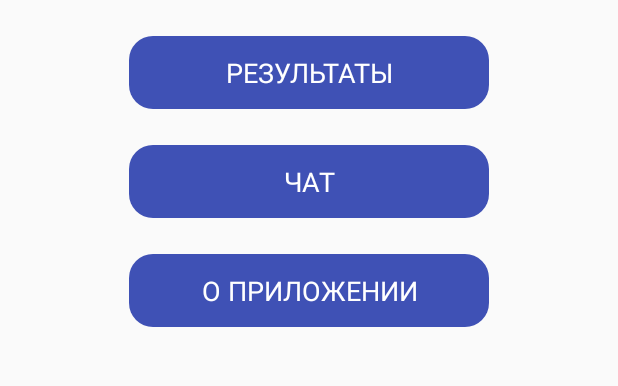
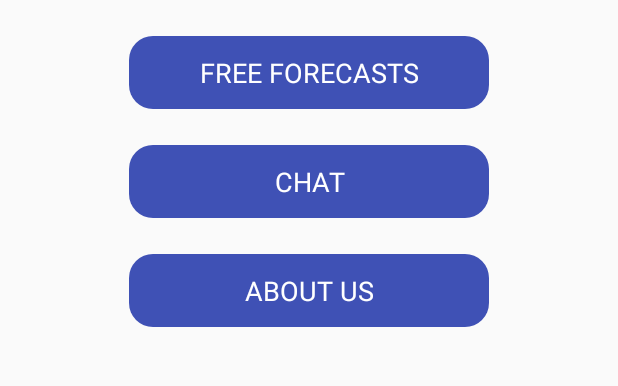
Before and after one commit to metalink94/4RabetApp, an Android app: the screen it shows after launch (MenuActivity), on a phone screen of 412 x 824 dp, the part 228-614 px from its top. Run offline under Robolectric (Android 15) with nearby library versions, the light colour scheme and no system bars; libraries missing offline, so code that uses them is left out: com.jakewharton.retrofit2; 4 statements that could not run were skipped.

Commit message:
fix strings

```diff
--- a/app/src/main/res/values/strings.xml
+++ b/app/src/main/res/values/strings.xml
@@ -2,11 +2,11 @@
     <string name="app_name">4RabetApp</string>
     <string name="url">http://4rabet.com</string>
     <string name="url2">http://Saturn-bet.com</string>
-    <string name="results">Результаты</string>
-    <string name="chat">Чат</string>
-    <string name="about">О приложении</string>
+    <string name="results">Free forecasts</string>
+    <string name="chat">Chat</string>
+    <string name="about">About us</string>
     <string name="telegram">org.telegram.messenger</string>
-    <string name="open_with">Открыть с помощью</string>
-    <string name="loading">Загрузка...</string>
-    <string name="about_app">Наше приложение поможет тебе погрузиться в мир беттинга. И тп. и тд. Заходи к нам и узнавай самые точные прогнозы на спортивные события.</string>
+    <string name="open_with">Open with</string>
+    <string name="loading">Loading...</string>
+    <string name="about_app">Why it\'s free? We have been doing this business for a long time and now we have regular income. Our team consists of professional analysts who is ex-sports coaches or ex-sportsmens, so they analytics is twice efficient than those who wasn\'t related directly to the sport so they provide only the most precise forecasts. Also we can contact sportsmens that will reduce our risks to zero. Our forecasts are always reliable and safe so there won\'t be better chance to start winning now.</string>
 </resources>
```
